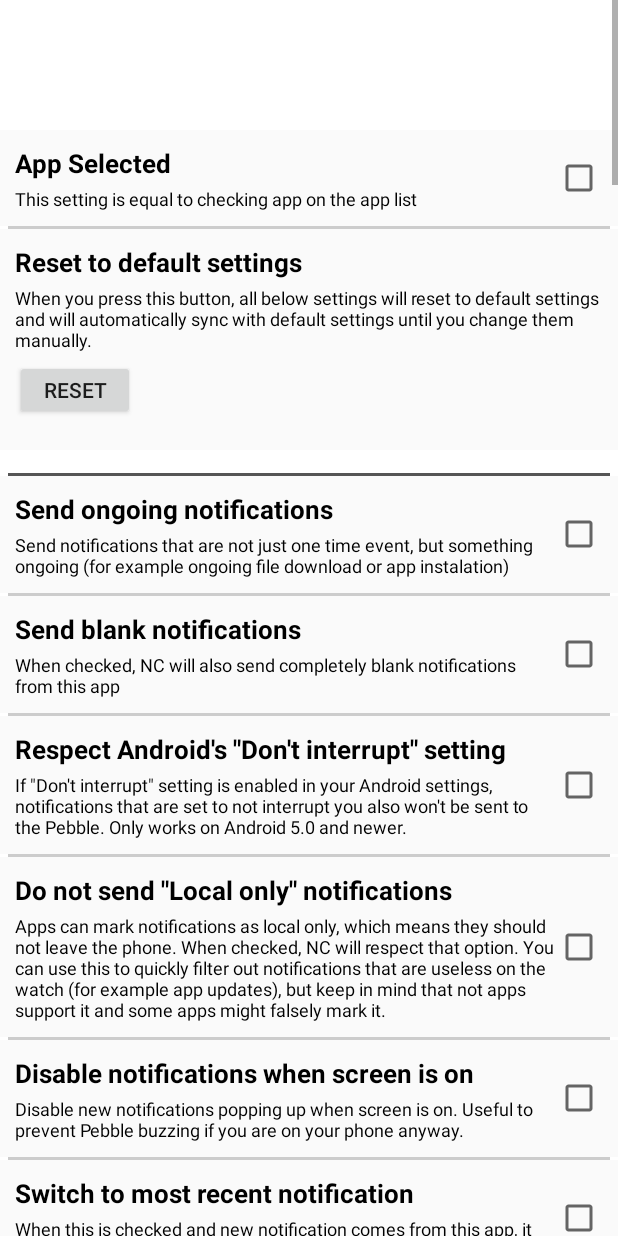
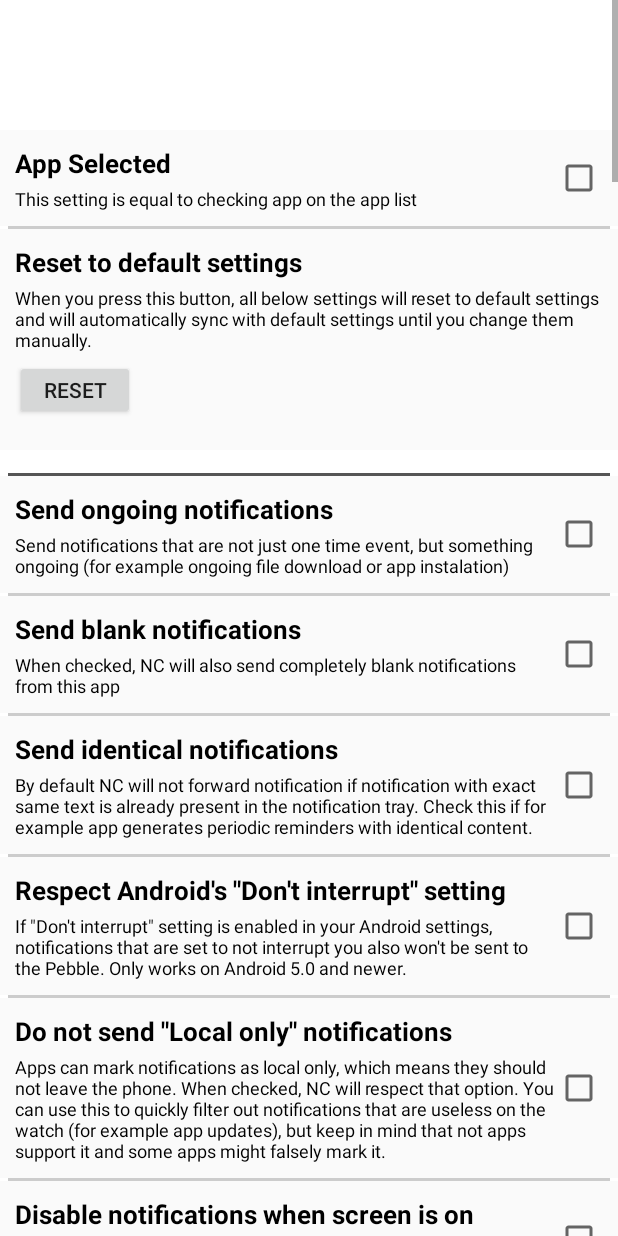
Before and after one commit to matejdro/PebbleNotificationCenter-Android, an Android app: the PerAppActivity screen opened directly, with no data from a screen before it, on a phone screen of 412 x 824 dp. Run offline under Robolectric (Android 15) with nearby library versions, the light colour scheme and no system bars; libraries missing offline, so code that uses them is left out: com.matejdro.pebblecommons; pictures from the network do not load; 5 statements that could not run were skipped.

Commit message:
Identical notification filtering

```diff
--- a/app/src/main/java/com/matejdro/pebblenotificationcenter/appsetting/AppSetting.java
+++ b/app/src/main/java/com/matejdro/pebblenotificationcenter/appsetting/AppSetting.java
@@ -12,6 +12,7 @@ public enum AppSetting
 
     SEND_ONGOING_NOTIFICATIONS("enableOngoing", false),
     SEND_BLANK_NOTIFICATIONS("sendBlank", false),
+    SEND_IDENTICAL_NOTIFICATIONS("sendIdentical", false),
     DISABLE_NOTIFY_SCREEN_OIN("noNotificationsScreenOn", false),
     DISABLE_LOCAL_ONLY_NOTIFICATIONS("disableLocalOnly", false),
 
--- a/app/src/main/java/com/matejdro/pebblenotificationcenter/pebble/modules/NotificationSendingModule.java
+++ b/app/src/main/java/com/matejdro/pebblenotificationcenter/pebble/modules/NotificationSendingModule.java
@@ -534,7 +534,9 @@ public class NotificationSendingModule extends CommModule
         {
             return false; //Don't send group notifications, they are not enabled.
         }
-        if (notification.getWearGroupType() == PebbleNotification.WEAR_GROUP_TYPE_GROUP_MESSAGE)
+
+        boolean sendIdentical = settingStorage.getBoolean(AppSetting.SEND_IDENTICAL_NOTIFICATIONS);
+        if (notification.getWearGroupType() == PebbleNotification.WEAR_GROUP_TYPE_GROUP_MESSAGE || !sendIdentical)
         {
             SparseArray<ProcessedNotification> sentNotifications = NCTalkerService.fromPebbleTalkerService(getService()).sentNotifications;
 
@@ -542,7 +544,7 @@ public class NotificationSendingModule extends CommModule
             for (int i = 0; i < sentNotifications.size(); i++)
             {
                 ProcessedNotification comparing = sentNotifications.valueAt(i);
-                if (comparing.source.getWearGroupType() != PebbleNotification.WEAR_GROUP_TYPE_GROUP_SUMMARY && notification.hasIdenticalContent(comparing.source))
+                if ((comparing.source.getWearGroupType() != PebbleNotification.WEAR_GROUP_TYPE_GROUP_SUMMARY || !sendIdentical) && notification.hasIdenticalContent(comparing.source))
                 {
                     Timber.d("group notify failed - same notification exists");
                     return false;
--- a/app/src/main/java/com/matejdro/pebblenotificationcenter/ui/perapp/PerAppActivity.java
+++ b/app/src/main/java/com/matejdro/pebblenotificationcenter/ui/perapp/PerAppActivity.java
@@ -115,6 +115,7 @@ public class PerAppActivity extends Activity
         List<BaseSettingItem> category = new ArrayList<BaseSettingItem>();
         category.add(new CheckBoxItem(settingsStorage, AppSetting.SEND_ONGOING_NOTIFICATIONS, R.string.settingSendOngoing, R.string.settingSendOngoingDescription));
         category.add(new CheckBoxItem(settingsStorage, AppSetting.SEND_BLANK_NOTIFICATIONS, R.string.settingSendBlankNotifications, R.string.settingSendBlankNotificationsDescription));
+        category.add(new CheckBoxItem(settingsStorage, AppSetting.SEND_IDENTICAL_NOTIFICATIONS, R.string.settingSendIdenticalNotifications, R.string.settingSendIdenticalNotificationsDescription));
         if (version(Build.VERSION_CODES.LOLLIPOP)) category.add(new CheckBoxItem(settingsStorage, AppSetting.RESPECT_ANDROID_INTERRUPT_FILTER, R.string.settingRespectInterruptFilter, R.string.settingRespectInterruptFilterDescription));
         category.add(new CheckBoxItem(settingsStorage, AppSetting.DISABLE_LOCAL_ONLY_NOTIFICATIONS, R.string.settingDisableLocalOnlyNotifications, R.string.settingDisableLocalOnlyNotificationsDescription));
         category.add(new CheckBoxItem(settingsStorage, AppSetting.DISABLE_NOTIFY_SCREEN_OIN, R.string.settingNoNotificationsScreenOn, R.string.settingNoNotificationsScreenOnDescription));
--- a/app/src/main/res/values/strings.xml
+++ b/app/src/main/res/values/strings.xml
@@ -292,6 +292,9 @@
     <string name="settingSendBlankNotificationsDescription">When checked, NC will also send completely blank
         notifications from this app
     </string>
+    <string name="settingSendIdenticalNotifications">Send identical notifications</string>
+    <string name="settingSendIdenticalNotificationsDescription">By default NC will not forward notification if notification with exact same text is already present in the notification tray. Check this if for example app generates periodic reminders with identical content.
+    </string>
     <string name="settingSwitchToRecent">Switch to most recent notification</string>
     <string name="settingSwitchToRecentDescription">When this is checked and new notification comes from this app, it
         will switch to that notification instead of queuing it.
```
